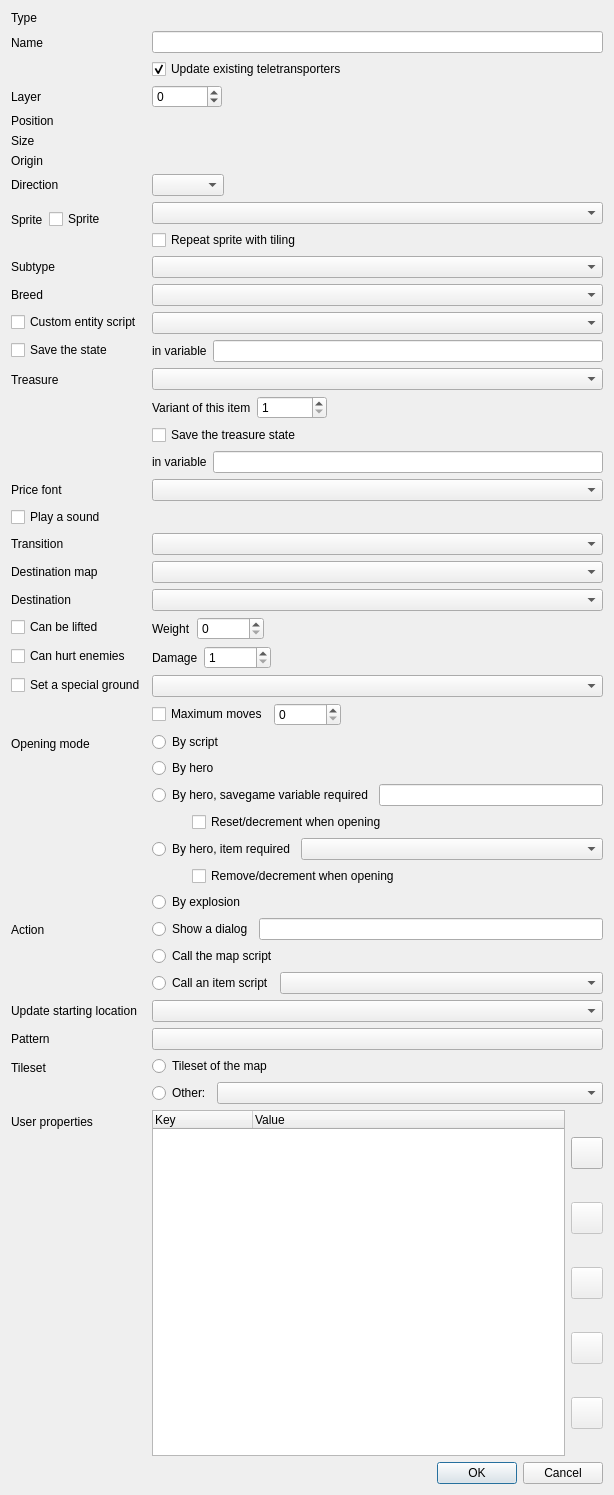
The window that src/widgets/edit_entity_dialog.ui (Kangie/solarus) describes before a commit, drawn with Qt 5.
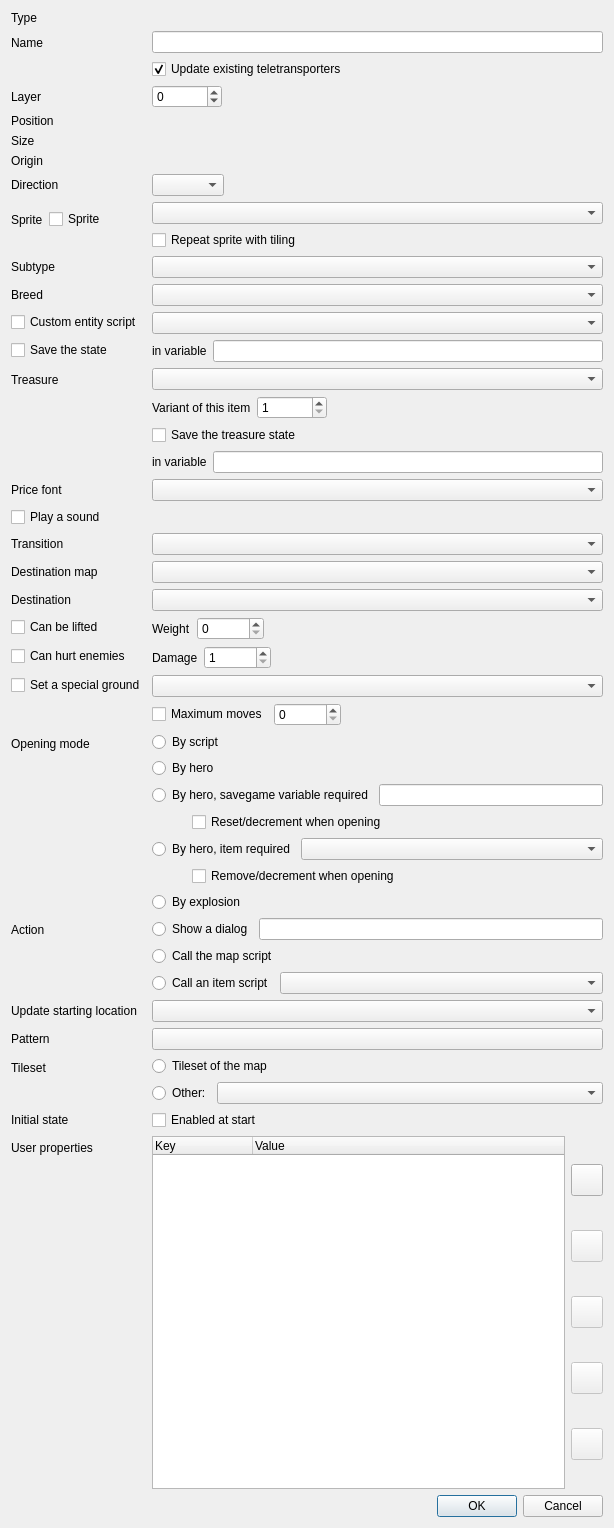
The same window after the commit. Icons and pictures are not drawn. Custom widgets are drawn as their Qt base class.

Commit message: Add enabled_at_start field to all entities

```diff
--- a/src/widgets/edit_entity_dialog.ui
+++ b/src/widgets/edit_entity_dialog.ui
@@ -7,7 +7,7 @@
     <x>0</x>
     <y>0</y>
     <width>614</width>
-    <height>1495</height>
+    <height>1528</height>
    </rect>
   </property>
   <property name="sizePolicy">
@@ -856,14 +856,14 @@
        </layout>
       </widget>
      </item>
-     <item row="27" column="0">
+     <item row="28" column="0">
       <widget class="QLabel" name="user_properties_label">
        <property name="text">
         <string>User properties</string>
        </property>
       </widget>
      </item>
-     <item row="27" column="1">
+     <item row="28" column="1">
       <layout class="QHBoxLayout" name="custom_properties_layout">
        <item>
         <widget class="QTreeWidget" name="user_properties_table">
@@ -1090,6 +1090,20 @@
        </layout>
       </widget>
      </item>
+     <item row="27" column="1">
+      <widget class="QCheckBox" name="enabled_at_start_field">
+       <property name="text">
+        <string>Enabled at start</string>
+       </property>
+      </widget>
+     </item>
+     <item row="27" column="0">
+      <widget class="QLabel" name="enabled_at_start_label">
+       <property name="text">
+        <string>Initial state</string>
+       </property>
+      </widget>
+     </item>
     </layout>
    </item>
    <item>
```
Left out of the diff: 22 changed lines with no effect on the pictures. The commit also changes 5 other files.
